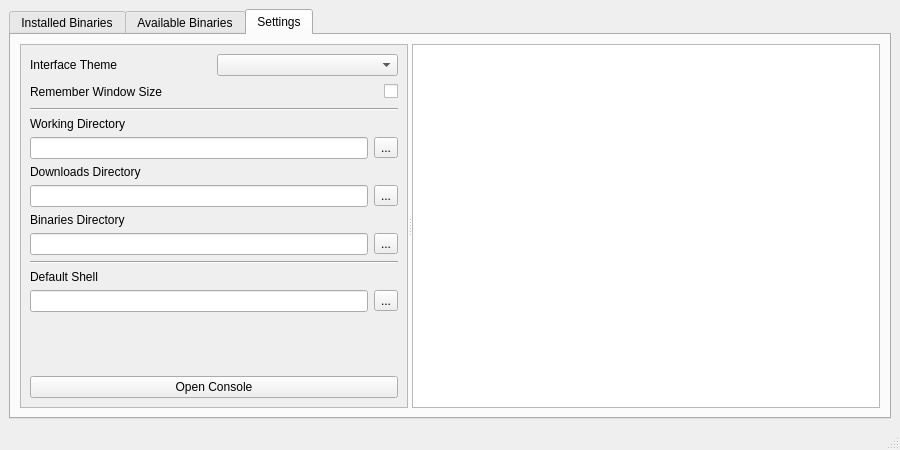
Above: jvtgui/interface.ui from spikespaz-archives/archive-bundles before the change. Below: the same form after it.
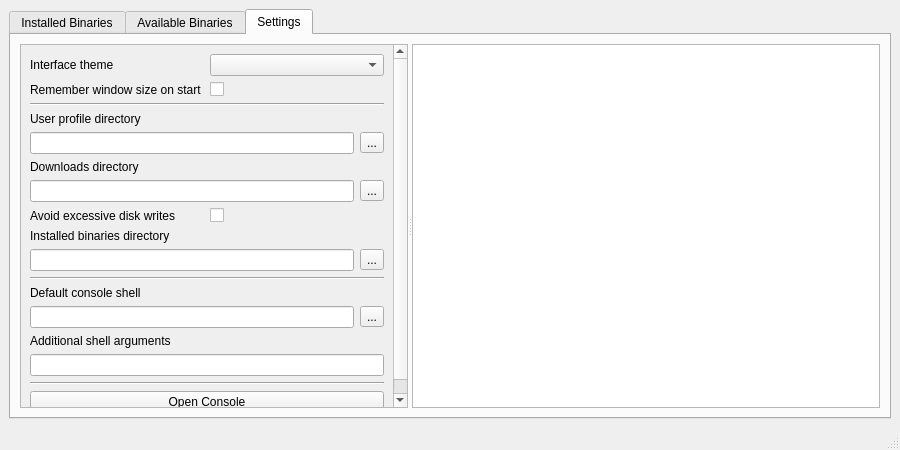
That is the form after the change. The open tabs and pages were chosen to show the change.

Commit message:
Add proper names for settings page editables
Add option for using memory file when downloading

Patch:
```diff
--- a/jvtgui/interface.ui
+++ b/jvtgui/interface.ui
@@ -493,8 +493,8 @@
              <rect>
               <x>0</x>
               <y>0</y>
-              <width>458</width>
-              <height>366</height>
+              <width>348</width>
+              <height>377</height>
              </rect>
             </property>
             <layout class="QVBoxLayout" name="verticalLayout_4">
@@ -503,7 +503,7 @@
                <item>
                 <widget class="QLabel" name="label_2">
                  <property name="text">
-                  <string>Interface Theme</string>
+                  <string>Interface theme</string>
                  </property>
                 </widget>
                </item>
@@ -517,25 +517,12 @@
                <item>
                 <widget class="QLabel" name="label_6">
                  <property name="text">
-                  <string>Remember Window Size</string>
+                  <string>Remember window size on start</string>
                  </property>
                 </widget>
                </item>
                <item>
-                <spacer name="horizontalSpacer_8">
-                 <property name="orientation">
-                  <enum>Qt::Horizontal</enum>
-                 </property>
-                 <property name="sizeHint" stdset="0">
-                  <size>
-                   <width>40</width>
-                   <height>20</height>
-                  </size>
-                 </property>
-                </spacer>
-               </item>
-               <item>
-                <widget class="QCheckBox" name="checkBox">
+                <widget class="QCheckBox" name="rememberSizeCheckBox">
                  <property name="text">
                   <string/>
                  </property>
@@ -553,7 +540,7 @@
              <item>
               <widget class="QLabel" name="label">
                <property name="text">
-                <string>Working Directory</string>
+                <string>User profile directory</string>
                </property>
               </widget>
              </item>
@@ -574,7 +561,7 @@
              <item>
               <widget class="QLabel" name="label_3">
                <property name="text">
-                <string>Downloads Directory</string>
+                <string>Downloads directory</string>
                </property>
               </widget>
              </item>
@@ -592,10 +579,28 @@
                </item>
               </layout>
              </item>
+             <item>
+              <layout class="QHBoxLayout" name="horizontalLayout_17">
+               <item>
+                <widget class="QLabel" name="label_7">
+                 <property name="text">
+                  <string>Avoid excessive disk writes</string>
+                 </property>
+                </widget>
+               </item>
+               <item>
+                <widget class="QCheckBox" name="useBytesIOCheckBox">
+                 <property name="text">
+                  <string/>
+                 </property>
+                </widget>
+               </item>
+              </layout>
+             </item>
              <item>
               <widget class="QLabel" name="label_4">
                <property name="text">
-                <string>Binaries Directory</string>
+                <string>Installed binaries directory</string>
                </property>
               </widget>
              </item>
@@ -623,7 +628,7 @@
              <item>
               <widget class="QLabel" name="label_5">
                <property name="text">
-                <string>Default Shell</string>
+                <string>Default console shell</string>
                </property>
               </widget>
              </item>
@@ -641,6 +646,16 @@
                </item>
               </layout>
              </item>
+             <item>
+              <widget class="QLabel" name="label_8">
+               <property name="text">
+                <string>Additional shell arguments</string>
+               </property>
+              </widget>
+             </item>
+             <item>
+              <widget class="QLineEdit" name="defaultShellArgsLineEdit"/>
+             </item>
              <item>
               <spacer name="verticalSpacer">
                <property name="orientation">
@@ -655,7 +670,14 @@
               </spacer>
              </item>
              <item>
-              <widget class="QPushButton" name="pushButton">
+              <widget class="Line" name="line_3">
+               <property name="orientation">
+                <enum>Qt::Horizontal</enum>
+               </property>
+              </widget>
+             </item>
+             <item>
+              <widget class="QPushButton" name="openConsoleToggleButton">
                <property name="sizePolicy">
                 <sizepolicy hsizetype="Expanding" vsizetype="Fixed">
                  <horstretch>0</horstretch>
```
Left out of the diff: 20 changed lines with no effect on the pictures.
